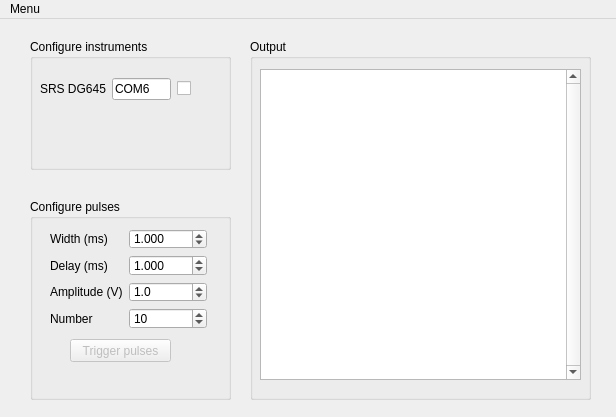
Before: the Qt Designer form UI.ui in ericmuckley/laser_triggering, drawn with Qt 5.
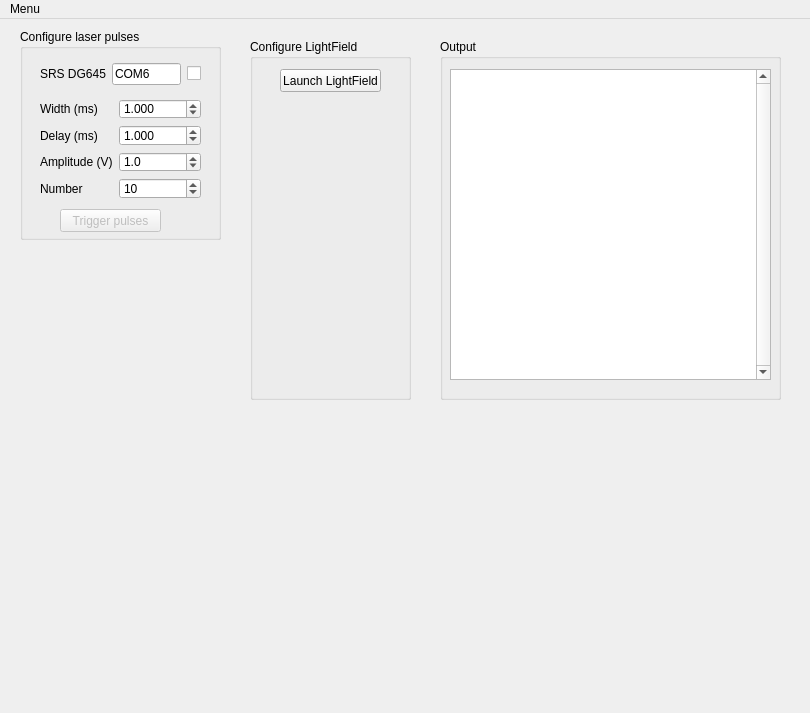
After: the same form once the commit is applied.

Commit message: added initial LF launching

What changed in the file:
```diff
--- a/UI.ui
+++ b/UI.ui
@@ -6,8 +6,8 @@
    <rect>
     <x>0</x>
     <y>0</y>
-    <width>616</width>
-    <height>417</height>
+    <width>810</width>
+    <height>713</height>
    </rect>
   </property>
   <property name="windowTitle">
@@ -17,21 +17,21 @@
    <widget class="QGroupBox" name="groupBox_configurepulses">
     <property name="geometry">
      <rect>
-      <x>30</x>
-      <y>180</y>
+      <x>20</x>
+      <y>10</y>
       <width>201</width>
-      <height>201</height>
+      <height>211</height>
      </rect>
     </property>
     <property name="title">
-     <string>Configure pulses</string>
+     <string>Configure laser pulses</string>
     </property>
     <widget class="QWidget" name="formLayoutWidget">
      <property name="geometry">
       <rect>
        <x>20</x>
-       <y>30</y>
-       <width>157</width>
+       <y>70</y>
+       <width>161</width>
        <height>100</height>
       </rect>
      </property>
@@ -143,7 +143,7 @@
      <property name="geometry">
       <rect>
        <x>40</x>
-       <y>140</y>
+       <y>180</y>
        <width>101</width>
        <height>23</height>
       </rect>
@@ -152,11 +152,47 @@
       <string>Trigger pulses</string>
      </property>
     </widget>
+    <widget class="QWidget" name="gridLayoutWidget">
+     <property name="geometry">
+      <rect>
+       <x>20</x>
+       <y>30</y>
+       <width>161</width>
+       <height>31</height>
+      </rect>
+     </property>
+     <layout class="QGridLayout" name="gridLayout">
+      <item row="0" column="0">
+       <widget class="QLabel" name="label">
+        <property name="text">
+         <string>SRS DG645</string>
+        </property>
+       </widget>
+      </item>
+      <item row="0" column="1">
+       <widget class="QLineEdit" name="pulsegen_address">
+        <property name="text">
+         <string>COM6</string>
+        </property>
+        <property name="placeholderText">
+         <string>COM5</string>
+        </property>
+       </widget>
+      </item>
+      <item row="0" column="2">
+       <widget class="QCheckBox" name="pulsegen_on">
+        <property name="text">
+         <string/>
+        </property>
+       </widget>
+      </item>
+     </layout>
+    </widget>
    </widget>
    <widget class="QGroupBox" name="groupBox_output">
     <property name="geometry">
      <rect>
-      <x>250</x>
+      <x>440</x>
       <y>20</y>
       <width>341</width>
       <height>361</height>
@@ -198,50 +234,27 @@
    <widget class="QGroupBox" name="groupBox">
     <property name="geometry">
      <rect>
-      <x>30</x>
+      <x>250</x>
       <y>20</y>
-      <width>201</width>
-      <height>131</height>
+      <width>161</width>
+      <height>361</height>
      </rect>
     </property>
     <property name="title">
-     <string>Configure instruments</string>
+     <string>Configure LightField</string>
     </property>
-    <widget class="QWidget" name="gridLayoutWidget">
+    <widget class="QPushButton" name="launch_lf">
      <property name="geometry">
       <rect>
-       <x>10</x>
+       <x>30</x>
        <y>30</y>
-       <width>151</width>
-       <height>41</height>
+       <width>101</width>
+       <height>23</height>
       </rect>
      </property>
-     <layout class="QGridLayout" name="gridLayout">
-      <item row="0" column="0">
-       <widget class="QLabel" name="label">
-        <property name="text">
-         <string>SRS DG645</string>
-        </property>
-       </widget>
-      </item>
-      <item row="0" column="1">
-       <widget class="QLineEdit" name="pulsegen_address">
-        <property name="text">
-         <string>COM6</string>
-        </property>
-        <property name="placeholderText">
-         <string>COM5</string>
-        </property>
-       </widget>
-      </item>
-      <item row="0" column="2">
-       <widget class="QCheckBox" name="pulsegen_on">
-        <property name="text">
-         <string/>
-        </property>
-       </widget>
-      </item>
-     </layout>
+     <property name="text">
+      <string>Launch LightField</string>
+     </property>
     </widget>
    </widget>
   </widget>
@@ -250,7 +263,7 @@
     <rect>
      <x>0</x>
      <y>0</y>
-     <width>616</width>
+     <width>810</width>
      <height>21</height>
     </rect>
    </property>
```
Left out of the diff: 2 changed lines with no effect on the pictures. The commit also changes 2 other files.
